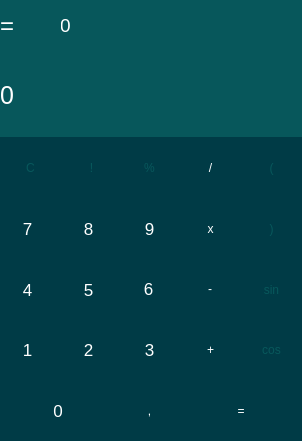
Old version of the form src/RebusCalc/rebuscalc-0.0.1/src/mainwindow.ui in the repository adosix/IVS-project.
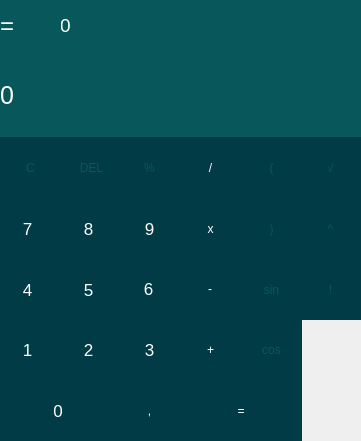
New version of the form.

Commit message: Adding limitation of characters and 1 character removal

The edit to the form file:
```diff
--- a/src/RebusCalc/rebuscalc-0.0.1/src/mainwindow.ui
+++ b/src/RebusCalc/rebuscalc-0.0.1/src/mainwindow.ui
@@ -6,7 +6,7 @@
    <rect>
     <x>0</x>
     <y>0</y>
-    <width>302</width>
+    <width>361</width>
     <height>441</height>
    </rect>
   </property>
@@ -19,7 +19,7 @@
      <rect>
       <x>0</x>
       <y>50</y>
-      <width>302</width>
+      <width>361</width>
       <height>91</height>
      </rect>
     </property>
@@ -587,7 +587,7 @@
      <rect>
       <x>60</x>
       <y>0</y>
-      <width>242</width>
+      <width>301</width>
       <height>51</height>
      </rect>
     </property>
@@ -689,8 +689,8 @@
    <widget class="QPushButton" name="pushButton_fact">
     <property name="geometry">
      <rect>
-      <x>61</x>
-      <y>137</y>
+      <x>300</x>
+      <y>259</y>
       <width>61</width>
       <height>61</height>
      </rect>
@@ -736,6 +736,90 @@
      <string>sin</string>
     </property>
    </widget>
+   <widget class="QPushButton" name="pushButton_sqrt">
+    <property name="geometry">
+     <rect>
+      <x>300</x>
+      <y>137</y>
+      <width>61</width>
+      <height>61</height>
+     </rect>
+    </property>
+    <property name="cursor">
+     <cursorShape>PointingHandCursor</cursorShape>
+    </property>
+    <property name="styleSheet">
+     <string notr="true">QPushButton {
+   border: 0px solid gray;
+	background-color: #003B46;
+	color: #07575b;
+}
+
+QPushButton:pressed {
+    background-color: qlineargradient(x1: 0, y1: 0, x2: 0, y2: 1,
+                                      stop: 0 #dadbde, stop: 1 #f6f7fa);
+} </string>
+    </property>
+    <property name="text">
+     <string>√</string>
+    </property>
+   </widget>
+   <widget class="QPushButton" name="pushButton_pow">
+    <property name="geometry">
+     <rect>
+      <x>300</x>
+      <y>198</y>
+      <width>61</width>
+      <height>61</height>
+     </rect>
+    </property>
+    <property name="cursor">
+     <cursorShape>PointingHandCursor</cursorShape>
+    </property>
+    <property name="styleSheet">
+     <string notr="true">QPushButton {
+   border: 0px solid gray;
+	background-color: #003B46;
+	color: #07575b;
+}
+
+QPushButton:pressed {
+    background-color: qlineargradient(x1: 0, y1: 0, x2: 0, y2: 1,
+                                      stop: 0 #dadbde, stop: 1 #f6f7fa);
+} </string>
+    </property>
+    <property name="text">
+     <string>^</string>
+    </property>
+   </widget>
+   <widget class="QPushButton" name="pushButton_del">
+    <property name="geometry">
+     <rect>
+      <x>61</x>
+      <y>137</y>
+      <width>61</width>
+      <height>61</height>
+     </rect>
+    </property>
+    <property name="cursor">
+     <cursorShape>PointingHandCursor</cursorShape>
+    </property>
+    <property name="styleSheet">
+     <string notr="true">QPushButton {
+   border: 0px solid gray;
+	background-color: #003B46;
+	color: #07575b;
+}
+
+QPushButton:pressed {
+    background-color: qlineargradient(x1: 0, y1: 0, x2: 0, y2: 1,
+                                      stop: 0 #dadbde, stop: 1 #f6f7fa);
+} </string>
+    </property>
+    <property name="text">
+     <string>DEL</string>
+    </property>
+   </widget>
   </widget>
  </widget>
  <layoutdefault spacing="6" margin="11"/>
```
Left out of the diff: 72 changed lines with no effect on the pictures. The commit also changes 2 other files.
